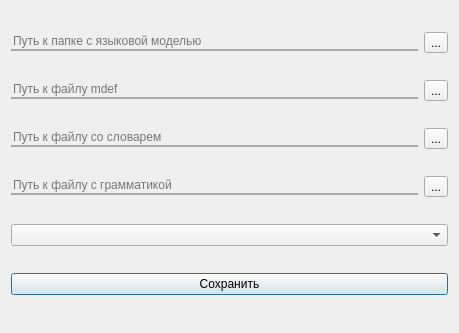
Qt form recognizersettingsdialog.ui (MrTrojan52/MERAGui) before a commit.
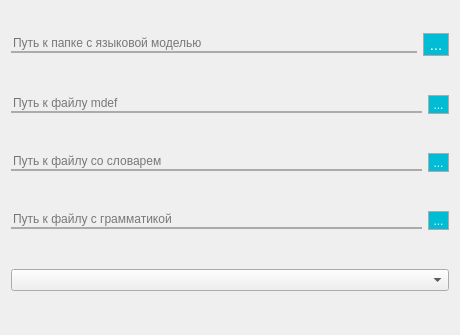
The same form after that commit.

```diff
--- a/recognizersettingsdialog.ui
+++ b/recognizersettingsdialog.ui
@@ -6,10 +6,28 @@
    <rect>
     <x>0</x>
     <y>0</y>
-    <width>459</width>
-    <height>333</height>
+    <width>460</width>
+    <height>335</height>
    </rect>
   </property>
+  <property name="sizePolicy">
+   <sizepolicy hsizetype="Preferred" vsizetype="Preferred">
+    <horstretch>0</horstretch>
+    <verstretch>0</verstretch>
+   </sizepolicy>
+  </property>
+  <property name="minimumSize">
+   <size>
+    <width>460</width>
+    <height>335</height>
+   </size>
+  </property>
+  <property name="maximumSize">
+   <size>
+    <width>460</width>
+    <height>335</height>
+   </size>
+  </property>
   <property name="windowTitle">
    <string>Dialog</string>
   </property>
@@ -22,9 +40,22 @@
 
 QLineEdit:hover {
 	border-bottom: 2px solid #2fbbd2;
+}
+
+QToolButton {
+	border: 1px solid #ABABAB;
+	background-color: #00BCD4;
+	color: white;
+}
+
+QToolButton:hover {
+	background-color: #88CFDF;
 }</string>
   </property>
   <layout class="QVBoxLayout" name="verticalLayout_2">
+   <property name="topMargin">
+    <number>0</number>
+   </property>
    <item>
     <layout class="QHBoxLayout" name="horizontalLayout">
      <item>
@@ -39,9 +70,31 @@
      </item>
      <item>
       <widget class="QToolButton" name="tbModelSelect">
+       <property name="font">
+        <font>
+         <family>Ubuntu</family>
+         <pointsize>11</pointsize>
+         <weight>50</weight>
+         <italic>false</italic>
+         <bold>false</bold>
+         <underline>false</underline>
+        </font>
+       </property>
+       <property name="cursor">
+        <cursorShape>PointingHandCursor</cursorShape>
+       </property>
+       <property name="toolTip">
+        <string>Выбрать папку</string>
+       </property>
+       <property name="styleSheet">
+        <string notr="true"/>
+       </property>
        <property name="text">
         <string>...</string>
        </property>
+       <property name="arrowType">
+        <enum>Qt::NoArrow</enum>
+       </property>
       </widget>
      </item>
     </layout>
@@ -114,18 +167,17 @@
    </item>
    <item>
     <layout class="QHBoxLayout" name="horizontalLayout_5">
+     <property name="spacing">
+      <number>6</number>
+     </property>
+     <property name="topMargin">
+      <number>0</number>
+     </property>
      <item>
       <widget class="QComboBox" name="cmbAudioDevice"/>
      </item>
     </layout>
    </item>
-   <item>
-    <widget class="QPushButton" name="psbSave">
-     <property name="text">
-      <string>Сохранить</string>
-     </property>
-    </widget>
-   </item>
   </layout>
  </widget>
  <resources/>
```
Left out of the diff: 18 changed lines with no effect on the pictures.
